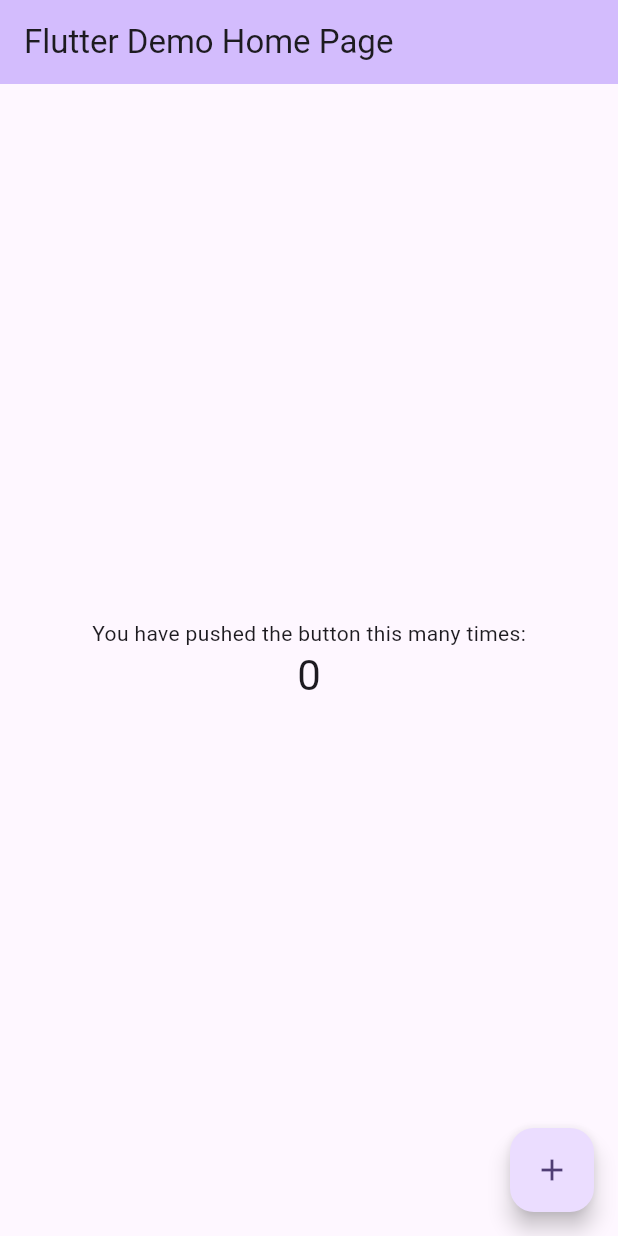
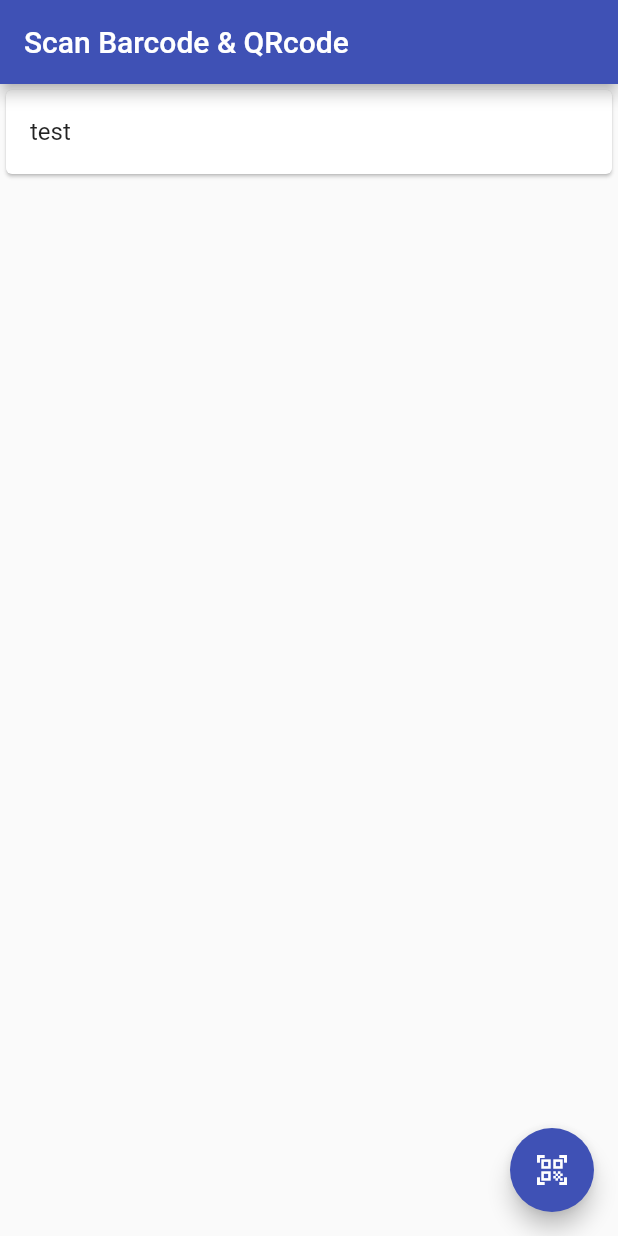
Before and after one commit to NGOMNGOM/Barcode-App, a Flutter app: the screen it shows after launch, on a phone screen of 412 x 824 dp. Run offline on Flutter 3.47's test engine with Material 2 defaults, Android fonts, the light colour scheme and no system bars; missing offline and left inert: qrscan.

Commit message:
Package install & code receiving

```diff
--- /dev/null
+++ b/barcode_qrcode/lib/home.dart
@@ -0,0 +1,38 @@
+import 'package:flutter/material.dart';
+import 'package:qrscan/qrscan.dart' as scanner;
+
+class HomePage extends StatefulWidget {
+  const HomePage({super.key});
+
+  @override
+  State<HomePage> createState() => _HomePageState();
+}
+
+class _HomePageState extends State<HomePage> {
+  String result = "";
+
+  @override
+  Widget build(BuildContext context) {
+    return Scaffold(
+      appBar: AppBar(title: const Text("Scan Barcode & QRcode")),
+      body: Card(
+        child: ListTile(title: Text("test")),
+      ),
+      floatingActionButton: FloatingActionButton(
+        onPressed: () {
+          startScan();
+        },
+        child: const Icon(Icons.qr_code_scanner),
+      ),
+    );
+  }
+
+  startScan() async {
+    // อ่านข้อมูลจาก barcode
+    String? cameraScanResult = await scanner.scan();
+    setState(() {
+      result = cameraScanResult!;
+    });
+    print("Test");
+  }
+}
--- a/barcode_qrcode/lib/main.dart
+++ b/barcode_qrcode/lib/main.dart
@@ -1,125 +1,19 @@
-import 'package:flutter/material.dart';
+import "package:flutter/material.dart";
+
+import "home.dart";
 
 void main() {
-  runApp(const MyApp());
+  runApp(MyApp());
 }
 
 class MyApp extends StatelessWidget {
   const MyApp({super.key});
 
-  // This widget is the root of your application.
   @override
   Widget build(BuildContext context) {
     return MaterialApp(
-      title: 'Flutter Demo',
-      theme: ThemeData(
-        // This is the theme of your application.
-        //
-        // TRY THIS: Try running your application with "flutter run". You'll see
-        // the application has a blue toolbar. Then, without quitting the app,
-        // try changing the seedColor in the colorScheme below to Colors.green
-        // and then invoke "hot reload" (save your changes or press the "hot
-        // reload" button in a Flutter-supported IDE, or press "r" if you used
-        // the command line to start the app).
-        //
-        // Notice that the counter didn't reset back to zero; the application
-        // state is not lost during the reload. To reset the state, use hot
-        // restart instead.
-        //
-        // This works for code too, not just values: Most code changes can be
-        // tested with just a hot reload.
-        colorScheme: ColorScheme.fromSeed(seedColor: Colors.deepPurple),
-        useMaterial3: true,
-      ),
-      home: const MyHomePage(title: 'Flutter Demo Home Page'),
+      home: HomePage(),
+      theme: ThemeData(primarySwatch: Colors.indigo),
     );
   }
 }
-
-class MyHomePage extends StatefulWidget {
-  const MyHomePage({super.key, required this.title});
-
-  // This widget is the home page of your application. It is stateful, meaning
-  // that it has a State object (defined below) that contains fields that affect
-  // how it looks.
-
-  // This class is the configuration for the state. It holds the values (in this
-  // case the title) provided by the parent (in this case the App widget) and
-  // used by the build method of the State. Fields in a Widget subclass are
-  // always marked "final".
-
-  final String title;
-
-  @override
-  State<MyHomePage> createState() => _MyHomePageState();
-}
-
-class _MyHomePageState extends State<MyHomePage> {
-  int _counter = 0;
-
-  void _incrementCounter() {
-    setState(() {
-      // This call to setState tells the Flutter framework that something has
-      // changed in this State, which causes it to rerun the build method below
-      // so that the display can reflect the updated values. If we changed
-      // _counter without calling setState(), then the build method would not be
-      // called again, and so nothing would appear to happen.
-      _counter++;
-    });
-  }
-
-  @override
-  Widget build(BuildContext context) {
-    // This method is rerun every time setState is called, for instance as done
-    // by the _incrementCounter method above.
-    //
-    // The Flutter framework has been optimized to make rerunning build methods
-    // fast, so that you can just rebuild anything that needs updating rather
-    // than having to individually change instances of widgets.
-    return Scaffold(
-      appBar: AppBar(
-        // TRY THIS: Try changing the color here to a specific color (to
-        // Colors.amber, perhaps?) and trigger a hot reload to see the AppBar
-        // change color while the other colors stay the same.
-        backgroundColor: Theme.of(context).colorScheme.inversePrimary,
-        // Here we take the value from the MyHomePage object that was created by
-        // the App.build method, and use it to set our appbar title.
-        title: Text(widget.title),
-      ),
-      body: Center(
-        // Center is a layout widget. It takes a single child and positions it
-        // in the middle of the parent.
-        child: Column(
-          // Column is also a layout widget. It takes a list of children and
-          // arranges them vertically. By default, it sizes itself to fit its
-          // children horizontally, and tries to be as tall as its parent.
-          //
-          // Column has various properties to control how it sizes itself and
-          // how it positions its children. Here we use mainAxisAlignment to
-          // center the children vertically; the main axis here is the vertical
-          // axis because Columns are vertical (the cross axis would be
-          // horizontal).
-          //
-          // TRY THIS: Invoke "debug painting" (choose the "Toggle Debug Paint"
-          // action in the IDE, or press "p" in the console), to see the
-          // wireframe for each widget.
-          mainAxisAlignment: MainAxisAlignment.center,
-          children: <Widget>[
-            const Text(
-              'You have pushed the button this many times:',
-            ),
-            Text(
-              '$_counter',
-              style: Theme.of(context).textTheme.headlineMedium,
-            ),
-          ],
-        ),
-      ),
-      floatingActionButton: FloatingActionButton(
-        onPressed: _incrementCounter,
-        tooltip: 'Increment',
-        child: const Icon(Icons.add),
-      ), // This trailing comma makes auto-formatting nicer for build methods.
-    );
-  }
-}
--- a/barcode_qrcode/pubspec.yaml
+++ b/barcode_qrcode/pubspec.yaml
@@ -35,6 +35,7 @@ dependencies:
   # The following adds the Cupertino Icons font to your application.
   # Use with the CupertinoIcons class for iOS style icons.
   cupertino_icons: ^1.0.2
+  qrscan: ^0.3.3
 
 dev_dependencies:
   flutter_test:
```
Also changed, not shown: barcode_qrcode/pubspec.lock.
